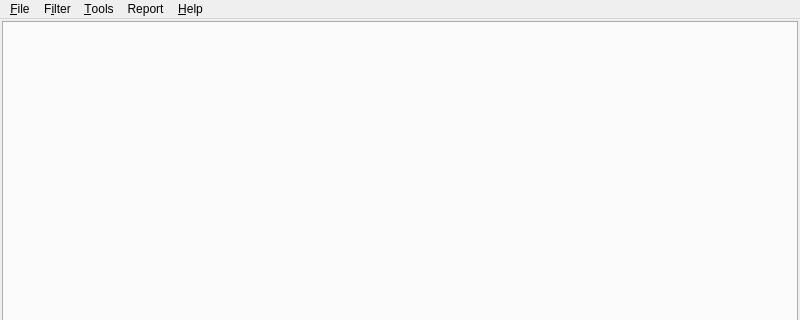
Above: photonfinder/ui/MainWindow.ui from bcolyn/PhotonFinder before the change; both pictures show x 0 to 800 and y 0 to 320 of the 800 by 600 pixel window. Below: the same form after it.
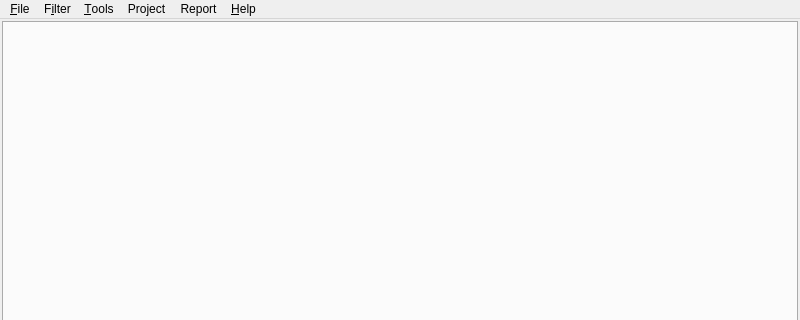
That is the form after the change.

Commit message: Add Projects as a file grouping mechanism

```diff
--- a/photonfinder/ui/MainWindow.ui
+++ b/photonfinder/ui/MainWindow.ui
@@ -123,9 +123,16 @@
     <addaction name="actionTelescopius_List"/>
     <addaction name="separator"/>
    </widget>
+   <widget class="QMenu" name="menuProject">
+    <property name="title">
+     <string>Project</string>
+    </property>
+    <addaction name="actionManage_Projects"/>
+   </widget>
    <addaction name="menu_File"/>
    <addaction name="menuFilter"/>
    <addaction name="menu_Tools"/>
+   <addaction name="menuProject"/>
    <addaction name="menuReport"/>
    <addaction name="menu_Help"/>
   </widget>
```
Left out of the diff: 22 changed lines with no effect on the pictures. The commit also changes 12 other files.
